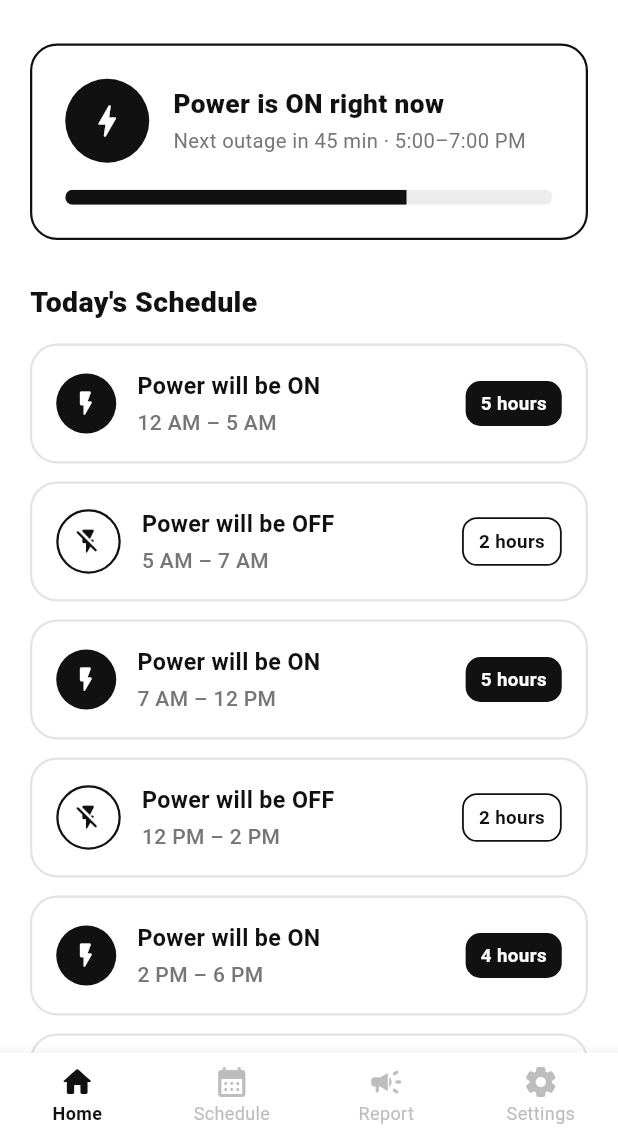
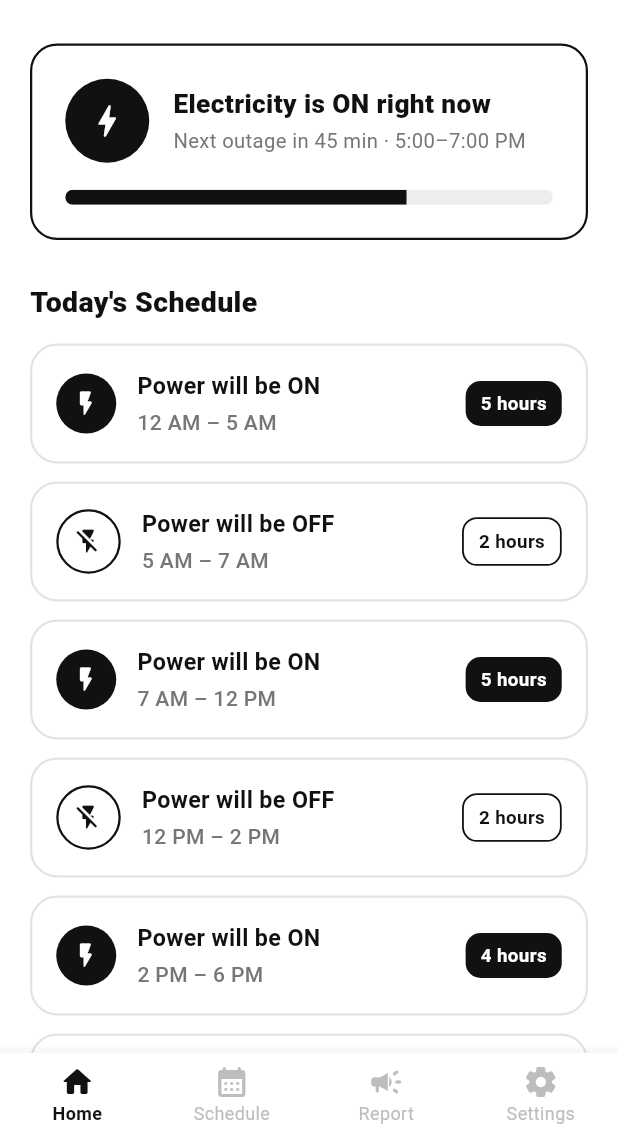
Before and after one commit to eman-ille/roshan-alert, a Flutter app: the HomeScreen screen opened by its route, on a phone screen of 412 x 824 dp, the part 99-1236 px from its top. Run offline on Flutter 3.47's test engine with Material 3 defaults, Android fonts, the phone set to English and light mode, and no system bars; our stand-ins replace shared_preferences; accounts and stored records are empty.

Commit message:
Connection of on-boarding with home

```diff
--- a/lib/Helping_Files/app_location.dart
+++ b/lib/Helping_Files/app_location.dart
@@ -1,19 +1,76 @@
 import 'package:flutter/foundation.dart';
+import 'address_store.dart';
 
-/// Single source of truth for the user's currently selected location.
+/// Single source of truth for the user's currently selected location
+/// AND utility type (Electricity / Gas), picked once during onboarding.
 ///
-/// Any screen can display it with a ValueListenableBuilder (see
-/// home_screen.dart's header for an example) so it updates everywhere
-/// automatically the moment it changes — no passing data between screens.
+/// Any screen displays it with a ValueListenableBuilder — LocationRow
+/// already does this for `current` — so it updates everywhere the
+/// moment it changes. No passing data between screens via Navigator
+/// arguments anywhere in the app.
 ///
-/// When the real location-picker (in Settings, per the "Choose location
-/// by Province / City / Area" flow) is built, it just does:
-///   AppLocation.current.value = 'Lahore — Area 3';
-/// and every screen showing the location updates on its own.
+/// Backed by AddressStore so the value survives a page refresh (web)
+/// or app restart (mobile). Call AppLocation.restore() once at app
+/// startup, before runApp(), to load any previously saved address.
 class AppLocation {
   AppLocation._();
 
   static final ValueNotifier<String> current = ValueNotifier<String>(
-    'Lahore — DHA Phase 5',
+    'Lahore — DHA Phase 5', // placeholder shown only before onboarding/restore
   );
+
+  static final ValueNotifier<String> utility = ValueNotifier<String>(
+    'Electricity',
+  );
+
+  // Raw components, kept individually in case a screen needs them later
+  // (e.g. pre-filling the onboarding dropdowns if you add an "edit
+  // address" flow in Settings).
+  static String? province;
+  static String? city;
+  static String? area;
+
+  static bool get hasSavedAddress =>
+      province != null && city != null && area != null;
+
+  /// Called once, from onboarding, after the user finishes picking
+  /// their address. Updates the live notifiers (so every screen using
+  /// LocationRow updates instantly) AND persists to local storage.
+  static Future<void> set({
+    required String utility,
+    required String province,
+    required String city,
+    required String area,
+  }) async {
+    AppLocation.province = province;
+    AppLocation.city = city;
+    AppLocation.area = area;
+    AppLocation.utility.value = utility;
+    AppLocation.current.value = '$area, $city';
+
+    await AddressStore.save({
+      'utility': utility,
+      'province': province,
+      'city': city,
+      'area': area,
+    });
+  }
+
+  /// Called once at app startup (before runApp) to restore a
+  /// previously saved address, so a page refresh on web — or a fresh
+  /// app launch on mobile — shows the right location immediately
+  /// instead of falling back to the placeholder above.
+  static Future<void> restore() async {
+    final saved = await AddressStore.load();
+    if (saved == null) return;
+
+    province = saved['province'] as String?;
+    city = saved['city'] as String?;
+    area = saved['area'] as String?;
+    utility.value = (saved['utility'] as String?) ?? 'Electricity';
+
+    if (area != null && city != null) {
+      current.value = '$area, $city';
+    }
+  }
 }
--- a/lib/main.dart
+++ b/lib/main.dart
@@ -1,15 +1,26 @@
 import 'package:flutter/material.dart';
 import 'Helping_Files/app_theme.dart';
+import 'Helping_Files/app_location.dart';
 import 'screens/home_screen.dart';
 import 'screens/report_screen.dart';
 import 'screens/placeholder_screen.dart';
+import 'screens/onboarding_ui.dart';
 
-void main() {
-  runApp(const RoshanAlertApp());
+Future<void> main() async {
+  WidgetsFlutterBinding.ensureInitialized();
+
+  // Restore any previously saved address BEFORE the first frame builds.
+  // This is what makes a page refresh (web) or a fresh app launch show
+  // the real address immediately, instead of the onboarding flow or a
+  // hardcoded placeholder flashing first.
+  await AppLocation.restore();
+
+  runApp(RoshanAlertApp(hasSavedAddress: AppLocation.hasSavedAddress));
 }
 
 class RoshanAlertApp extends StatelessWidget {
-  const RoshanAlertApp({super.key});
+  final bool hasSavedAddress;
+  const RoshanAlertApp({super.key, required this.hasSavedAddress});
 
   @override
   Widget build(BuildContext context) {
@@ -17,8 +28,11 @@ class RoshanAlertApp extends StatelessWidget {
       title: 'Roshan Alert',
       debugShowCheckedModeBanner: false,
       theme: appTheme, // defined once in app_theme.dart
-      initialRoute: '/home',
+      // Skip onboarding for anyone who already has a saved address —
+      // a returning user, or simply a page refresh on Home/Report.
+      initialRoute: hasSavedAddress ? '/home' : '/onboarding',
       routes: {
+        '/onboarding': (context) => const OnboardingScreen(),
         '/home': (context) => const HomeScreen(),
         '/report': (context) => const ReportScreen(),
 
--- a/lib/screens/home_screen.dart
+++ b/lib/screens/home_screen.dart
@@ -6,6 +6,7 @@ import '/Helping_Files/bottom_nav.dart';
 import '/Helping_Files/location_row.dart';
 import '/Helping_Files/logo_badge.dart';
 import '/Helping_Files/app_card.dart';
+import '/Helping_Files/app_location.dart';
 
 class HomeScreen extends StatefulWidget {
   const HomeScreen({super.key});
@@ -100,6 +101,8 @@ class _HomeScreenState extends State<HomeScreen> {
   }
 
   void _goToReport(BuildContext context) {
+    // No arguments needed — Report reads the address from AppLocation
+    // directly, same as Home does.
     Navigator.pushNamed(context, '/report');
   }
 
@@ -219,6 +222,8 @@ class _HomeScreenState extends State<HomeScreen> {
               ),
             ),
             const SizedBox(height: 2),
+            // Reactive — updates instantly the moment AppLocation.current
+            // changes anywhere in the app (e.g. right after onboarding).
             const LocationRow(),
           ],
         ),
@@ -234,7 +239,13 @@ class _HomeScreenState extends State<HomeScreen> {
       child: Column(
         crossAxisAlignment: CrossAxisAlignment.start,
         children: [
-          Row(
+          // Reflects whichever utility was picked in onboarding — swaps
+          // icon + heading between Electricity/Gas automatically.
+          ValueListenableBuilder<String>(
+            valueListenable: AppLocation.utility,
+            builder: (context, utility, _) {
+              final bool isElectricity = utility == 'Electricity';
+              return Row(
                 children: [
                   Container(
                     padding: const EdgeInsets.all(14),
@@ -242,34 +253,41 @@ class _HomeScreenState extends State<HomeScreen> {
                       color: AppColors.black,
                       shape: BoxShape.circle,
                     ),
-                child: const Icon(
-                  Icons.bolt_rounded,
+                    child: Icon(
+                      isElectricity
+                          ? Icons.bolt_rounded
+                          : Icons.local_fire_department_rounded,
                       color: AppColors.white,
                       size: 28,
                     ),
                   ),
                   const SizedBox(width: 16),
-              const Expanded(
+                  Expanded(
                     child: Column(
                       crossAxisAlignment: CrossAxisAlignment.start,
                       children: [
                         Text(
-                      'Power is ON right now',
-                      style: TextStyle(
+                          '$utility is ON right now',
+                          style: const TextStyle(
                             fontSize: 17.5,
                             fontWeight: FontWeight.w800,
                             color: AppColors.black,
                           ),
                         ),
-                    SizedBox(height: 2),
-                    Text(
+                        const SizedBox(height: 2),
+                        const Text(
                           'Next outage in 45 min · 5:00–7:00 PM',
-                      style: TextStyle(fontSize: 13.5, color: AppColors.grey),
+                          style: TextStyle(
+                            fontSize: 13.5,
+                            color: AppColors.grey,
+                          ),
                         ),
                       ],
                     ),
                   ),
                 ],
+              );
+            },
           ),
           const SizedBox(height: 18),
           ClipRRect(
--- a/lib/screens/report_screen.dart
+++ b/lib/screens/report_screen.dart
@@ -79,6 +79,8 @@ class _ReportScreenState extends State<ReportScreen> {
                   borderRadius: BorderRadius.circular(20),
                   border: Border.all(color: AppColors.border, width: 1.5),
                 ),
+                // Reactive — same LocationRow used on Home, reads
+                // AppLocation.current directly.
                 child: const LocationRow(fontSize: 13, color: AppColors.black),
               ),
               const Text(
--- a/pubspec.yaml
+++ b/pubspec.yaml
@@ -28,6 +28,7 @@ environment:
 # the latest version available on pub.dev. To see which dependencies have newer
 # versions available, run `flutter pub outdated`.
 dependencies:
+  shared_preferences: ^2.2.2
   flutter:
     sdk: flutter
 
```
Also changed, not shown: lib/Helping_Files/address_store.dart (added, +28 -0 lines), lib/screens/onboarding_ui.dart (+34 -5 lines), lib/screens/schedule_screen.dart (added), lib/screens/settings_screen.dart (added), lib/screens/updates_screen.dart (added), pubspec.lock, 1 other file. Lines whose indentation alone changed are shown as unchanged.
